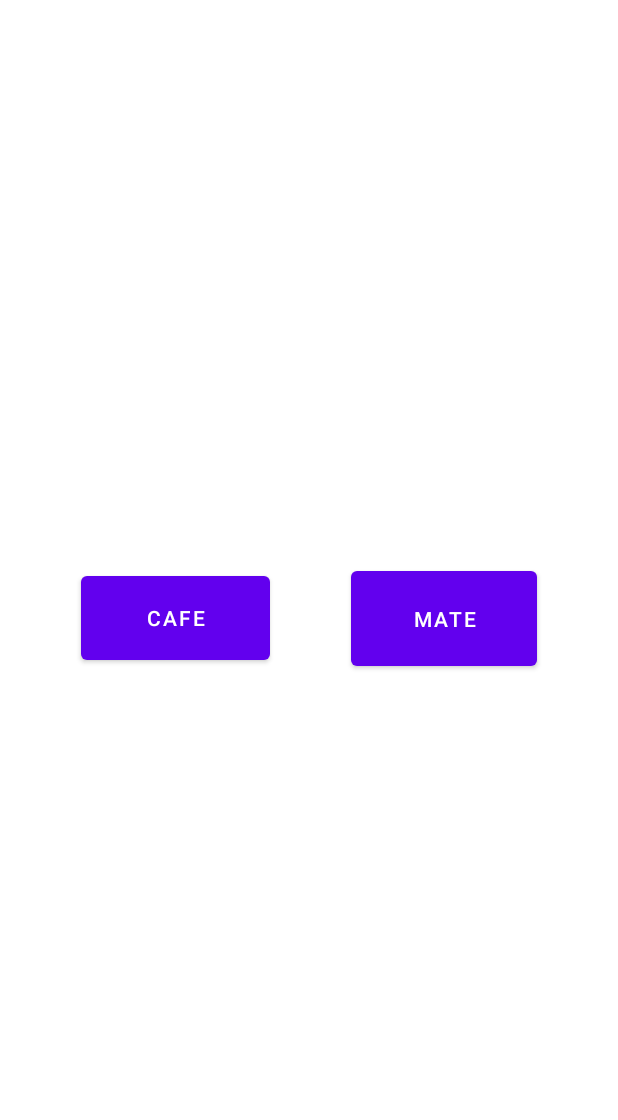
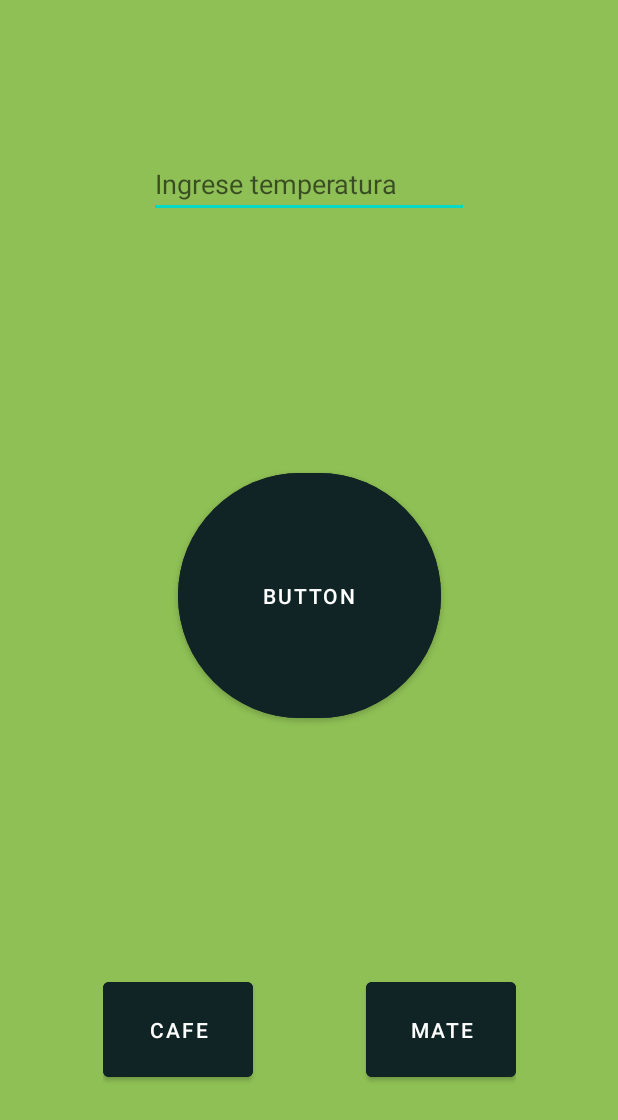
Before and after one commit to matingb/SOA, an Android app: the screen it shows after launch (MainActivity), on a phone screen of 412 x 824 dp. Shown: the top 1120 px of the screen. Run offline under Robolectric (Android 15) with nearby library versions, the phone set to English and light mode, and no system bars.

Commit message:
arregla pantalla de carga

```diff
--- a/app/build.gradle.kts
+++ b/app/build.gradle.kts
@@ -37,8 +37,8 @@ dependencies {
     implementation(libs.material)
     implementation(libs.activity)
     implementation(libs.constraintlayout)
-    implementation("androidx.core:core-splashscreen:1.0.1")
-    //(libs.core.splashscreen)
+    implementation(libs.core.splashscreen)
+    implementation("com.google.android.material:material:1.12.0")
     testImplementation(libs.junit)
     androidTestImplementation(libs.ext.junit)
     androidTestImplementation(libs.espresso.core)
--- a/app/src/main/AndroidManifest.xml
+++ b/app/src/main/AndroidManifest.xml
@@ -1,22 +1,23 @@
-<?xml version="1.0" encoding="utf-8"?>
-<manifest xmlns:android="http://schemas.android.com/apk/res/android">
+<manifest xmlns:android="http://schemas.android.com/apk/res/android"
+    package="com.example.smartboiler">
+
     <application
         android:allowBackup="true"
-        android:dataExtractionRules="@xml/data_extraction_rules"
-        android:fullBackupContent="@xml/backup_rules"
         android:icon="@mipmap/ic_launcher"
         android:label="@string/app_name"
         android:roundIcon="@mipmap/ic_launcher_round"
         android:supportsRtl="true"
         android:theme="@style/Theme.SmartBoiler">
+
         <activity
             android:name=".MainActivity"
             android:exported="true"
-            >
+            android:theme="@style/Theme.SmartBoiler">
             <intent-filter>
                 <action android:name="android.intent.action.MAIN" />
                 <category android:name="android.intent.category.LAUNCHER" />
             </intent-filter>
         </activity>
+
     </application>
 </manifest>
--- a/app/src/main/java/com/example/smartboiler/MainActivity.java
+++ b/app/src/main/java/com/example/smartboiler/MainActivity.java
@@ -1,9 +1,10 @@
 package com.example.smartboiler;
+
+import static java.lang.Thread.sleep;
 
 import android.os.Bundle;
 import androidx.core.splashscreen.SplashScreen;
 
-import androidx.activity.EdgeToEdge;
 import androidx.appcompat.app.AppCompatActivity;
 public class MainActivity extends AppCompatActivity {
 
@@ -11,8 +12,15 @@ public class MainActivity extends AppCompatActivity {
     protected void onCreate(Bundle savedInstanceState) {
         SplashScreen splashScreen = SplashScreen.installSplashScreen(this);
 
+        //solo porque no pude demorar la pantalla de carga, para que
+        // al menos se vea algo lo deje asi a modo de prueba. despues lo borramos
+        try {
+            sleep(2000);
+        } catch (InterruptedException e) {
+            throw new RuntimeException(e);
+        }
+
         super.onCreate(savedInstanceState);
-        EdgeToEdge.enable(this);
         setContentView(R.layout.activity_main);
 
         splashScreen.setKeepOnScreenCondition(() -> false);
--- a/app/src/main/res/layout/activity_main.xml
+++ b/app/src/main/res/layout/activity_main.xml
@@ -1,33 +1,61 @@
 <?xml version="1.0" encoding="utf-8"?>
 <androidx.constraintlayout.widget.ConstraintLayout xmlns:android="http://schemas.android.com/apk/res/android"
     xmlns:app="http://schemas.android.com/apk/res-auto"
-    xmlns:tools="http://schemas.android.com/tools"
-    android:id="@+id/main"
     android:layout_width="match_parent"
-    android:layout_height="match_parent"
-    android:backgroundTint="#009688"
-    tools:context=".MainActivity">
+    android:layout_height="match_parent">
 
-    <Button
-        android:id="@+id/button_cafe"
-        android:layout_width="126dp"
-        android:layout_height="68dp"
-        android:text="CAFE"
-        app:layout_constraintBottom_toBottomOf="parent"
-        app:layout_constraintEnd_toStartOf="@+id/button_mate"
-        app:layout_constraintHorizontal_chainStyle="spread"
+    <EditText
+        android:id="@+id/editTextNumberDecimal"
+        android:layout_width="wrap_content"
+        android:layout_height="wrap_content"
+        android:layout_marginTop="100dp"
+        android:ems="10"
+        android:hint="Ingrese temperatura"
+        android:inputType="numberDecimal"
+        app:layout_constraintEnd_toEndOf="parent"
+        app:layout_constraintHorizontal_bias="0.5"
         app:layout_constraintStart_toStartOf="parent"
         app:layout_constraintTop_toTopOf="parent" />
 
-    <Button
-        android:id="@+id/button_mate"
-        android:layout_width="124dp"
-        android:layout_height="75dp"
-        android:text="MATE"
+    <com.google.android.material.button.MaterialButton
+        android:id="@+id/button"
+        android:layout_width="175dp"
+        android:layout_height="175dp"
+        android:text="Button"
+        app:cornerRadius="300dp"
+        android:backgroundTint="@color/dark_green"
+        app:layout_constraintBottom_toTopOf="@+id/container_buttons"
+        app:layout_constraintEnd_toEndOf="parent"
+        app:layout_constraintStart_toStartOf="parent"
+        app:layout_constraintTop_toBottomOf="@+id/editTextNumberDecimal"
+        app:layout_constraintVertical_bias="0.5" />
+
+    <LinearLayout
+        android:id="@+id/container_buttons"
+        android:layout_width="wrap_content"
+        android:layout_height="wrap_content"
+        android:layout_marginBottom="100dp"
+        android:orientation="horizontal"
         app:layout_constraintBottom_toBottomOf="parent"
         app:layout_constraintEnd_toEndOf="parent"
-        app:layout_constraintHorizontal_chainStyle="spread"
-        app:layout_constraintStart_toEndOf="@+id/button_cafe"
-        app:layout_constraintTop_toTopOf="parent" />
+        app:layout_constraintStart_toStartOf="parent">
 
+        <Button
+            android:id="@+id/button_cafe"
+            android:layout_width="100dp"
+            android:layout_height="75dp"
+            android:backgroundTint="@color/dark_green"
+            android:text="CAFE" />
+
+        <Space
+            android:layout_width="75dp"
+            android:layout_height="wrap_content" />
+
+        <Button
+            android:id="@+id/button_mate"
+            android:layout_width="100dp"
+            android:layout_height="75dp"
+            android:backgroundTint="@color/dark_green"
+            android:text="MATE" />
+    </LinearLayout>
 </androidx.constraintlayout.widget.ConstraintLayout>
--- a/app/src/main/res/values/colors.xml
+++ b/app/src/main/res/values/colors.xml
@@ -2,5 +2,6 @@
 <resources>
     <color name="black">#FF000000</color>
     <color name="white">#FFFFFFFF</color>
+    <color name="light_green">#8fc055</color>
     <color name="dark_green">#102425</color>
 </resources>
--- a/app/src/main/res/values/themes.xml
+++ b/app/src/main/res/values/themes.xml
@@ -1,11 +1,9 @@
-<resources xmlns:tools="http://schemas.android.com/tools">
+<resources>
+
     <style name="Theme.SmartBoiler" parent="Theme.MaterialComponents.DayNight.NoActionBar">
+        <item name="android:colorBackground">@color/light_green</item>
+        <item name="android:windowSplashScreenBackground">@color/dark_green</item>
+        <item name="android:windowSplashScreenAnimatedIcon">@drawable/smart_boiler_logo</item>
     </style>
 
-    <style name="Theme.SmartBoiler.Splash" parent="Theme.SplashScreen">
-        <item name="android:windowSplashScreenBackground">@color/dark_green</item>
-        <item name="android:windowSplashScreenAnimatedIcon">@drawable/smart_boiler_logo</item>
-        <item name="android:windowSplashScreenAnimationDuration">2000</item>
-        <item name="android:windowSplashScreenIconBackgroundColor">@android:color/transparent</item>
-    </style>
 </resources>
```
Also changed, not shown: app/src/main/res/drawable/smart_boiler_logo.png.
